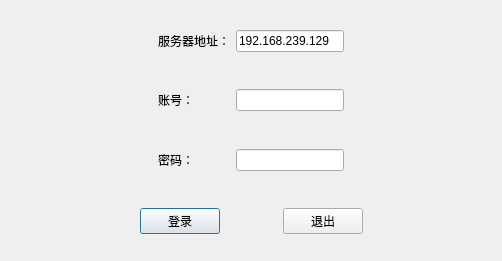
The window that Qt/CloudSharedCoding/logindialog.ui (GnoCiYeH/CloudShareCode) describes before a commit, drawn with Qt 5.
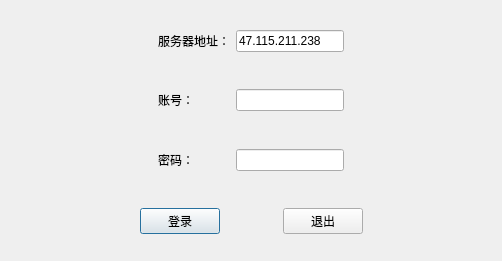
The same window after the commit.

What changed in the file:
```diff
--- a/Qt/CloudSharedCoding/logindialog.ui
+++ b/Qt/CloudSharedCoding/logindialog.ui
@@ -109,7 +109,7 @@
     <item row="0" column="2">
      <widget class="QLineEdit" name="lineEdit_ServerIp">
       <property name="text">
-       <string>192.168.239.129</string>
+       <string>47.115.211.238</string>
       </property>
      </widget>
     </item>
```
